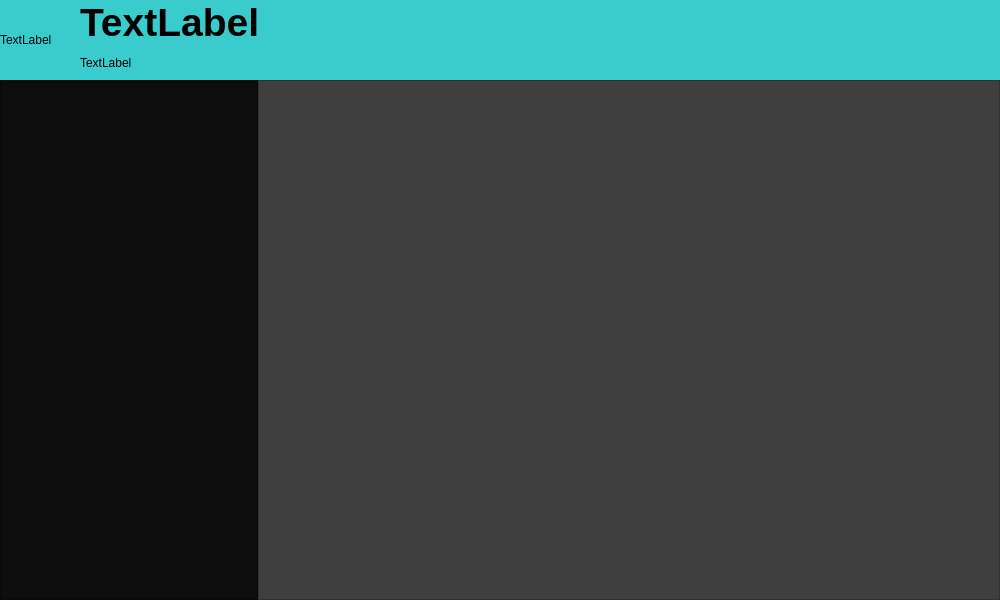
The window that src/ui/mainwindow.ui (freegroup/HoruCNC) describes before a commit, drawn with Qt 5.
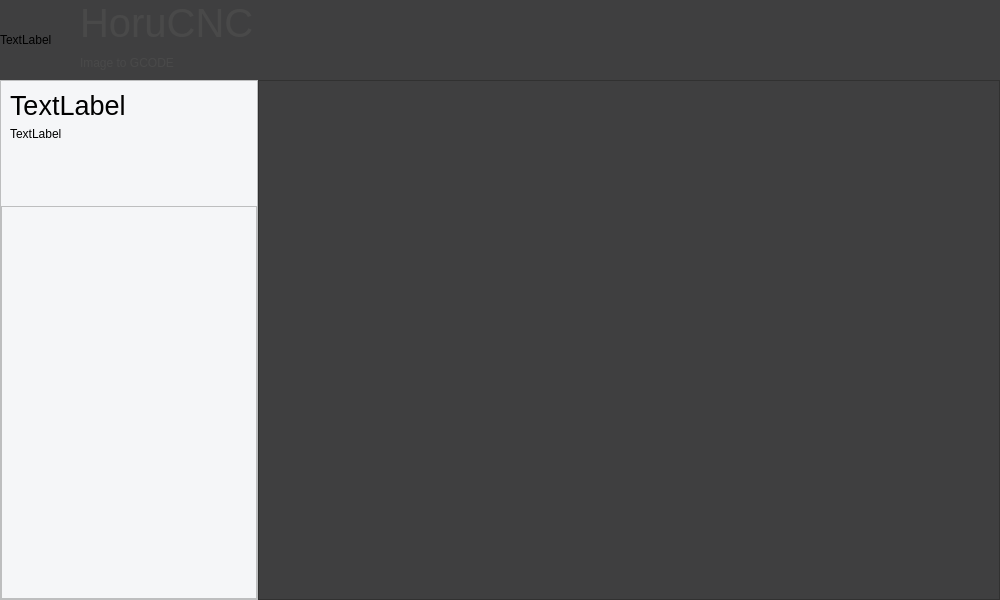
The same window after the commit.

```diff
--- a/src/ui/mainwindow.ui
+++ b/src/ui/mainwindow.ui
@@ -54,7 +54,9 @@
        </size>
       </property>
       <property name="styleSheet">
-       <string notr="true">background-color: rgb(38, 37, 38);</string>
+       <string notr="true">background: qlineargradient(x1: 0, y1: 0, x2: 0, y2: 1,
+                                stop: 0 rgb(248, 248, 248), stop: 1 rgb(206, 205, 206));
+</string>
       </property>
       <property name="frameShape">
        <enum>QFrame::NoFrame</enum>
@@ -96,7 +98,7 @@
           </size>
          </property>
          <property name="styleSheet">
-          <string notr="true">background-color: rgb(58, 204, 204);</string>
+          <string notr="true">background: transparent;</string>
          </property>
          <property name="frameShape">
           <enum>QFrame::NoFrame</enum>
@@ -143,7 +145,13 @@
            </widget>
           </item>
           <item>
-           <widget class="QFrame" name="frame_pipelineselect_text">
+           <widget class="QFrame" name="frame_text">
+            <property name="styleSheet">
+             <string notr="true">
+QLabel {
+   color: rgb(73, 73, 73);
+}</string>
+            </property>
             <property name="frameShape">
              <enum>QFrame::NoFrame</enum>
             </property>
@@ -167,37 +175,21 @@
               <number>0</number>
              </property>
              <item>
-              <widget class="QLabel" name="label_pipelinetitle">
-               <property name="sizePolicy">
-                <sizepolicy hsizetype="Expanding" vsizetype="Preferred">
-                 <horstretch>0</horstretch>
-                 <verstretch>0</verstretch>
-                </sizepolicy>
-               </property>
+              <widget class="QLabel" name="label_title">
                <property name="font">
                 <font>
-                 <pointsize>29</pointsize>
-                 <weight>75</weight>
-                 <italic>false</italic>
-                 <bold>true</bold>
-                 <stylestrategy>PreferAntialias</stylestrategy>
+                 <pointsize>30</pointsize>
                 </font>
                </property>
                <property name="text">
-                <string>TextLabel</string>
+                <string>HoruCNC</string>
                </property>
               </widget>
              </item>
              <item>
-              <widget class="QLabel" name="label_pipelinedesc">
-               <property name="sizePolicy">
-                <sizepolicy hsizetype="Expanding" vsizetype="Preferred">
-                 <horstretch>0</horstretch>
-                 <verstretch>0</verstretch>
-                </sizepolicy>
-               </property>
+              <widget class="QLabel" name="label_desciption">
                <property name="text">
-                <string>TextLabel</string>
+                <string>Image to GCODE</string>
                </property>
               </widget>
              </item>
@@ -258,7 +250,7 @@
           </size>
          </property>
          <property name="styleSheet">
-          <string notr="true">background-color: rgb(14, 14, 14);</string>
+          <string notr="true">background-color: rgb(245, 246, 248);</string>
          </property>
          <property name="frameShape">
           <enum>QFrame::StyledPanel</enum>
@@ -282,10 +274,72 @@
           <property name="bottomMargin">
            <number>0</number>
           </property>
+          <item>
+           <widget class="QWidget" name="widget" native="true">
+            <property name="sizePolicy">
+             <sizepolicy hsizetype="Minimum" vsizetype="Minimum">
+              <horstretch>0</horstretch>
+              <verstretch>0</verstretch>
+             </sizepolicy>
+            </property>
+            <layout class="QVBoxLayout" name="verticalLayout_4">
+             <item>
+              <widget class="QLabel" name="label_pipelinetitle">
+               <property name="sizePolicy">
+                <sizepolicy hsizetype="Minimum" vsizetype="Minimum">
+                 <horstretch>0</horstretch>
+                 <verstretch>0</verstretch>
+                </sizepolicy>
+               </property>
+               <property name="font">
+                <font>
+                 <pointsize>20</pointsize>
+                 <weight>50</weight>
+                 <italic>false</italic>
+                 <bold>false</bold>
+                 <stylestrategy>PreferAntialias</stylestrategy>
+                </font>
+               </property>
+               <property name="text">
+                <string>TextLabel</string>
+               </property>
+              </widget>
+             </item>
+             <item>
+              <widget class="QLabel" name="label_pipelinedesc">
+               <property name="sizePolicy">
+                <sizepolicy hsizetype="Minimum" vsizetype="Minimum">
+                 <horstretch>0</horstretch>
+                 <verstretch>0</verstretch>
+                </sizepolicy>
+               </property>
+               <property name="minimumSize">
+                <size>
+                 <width>0</width>
+                 <height>70</height>
+                </size>
+               </property>
+               <property name="styleSheet">
+                <string notr="true"/>
+               </property>
+               <property name="text">
+                <string>TextLabel</string>
+               </property>
+               <property name="alignment">
+                <set>Qt::AlignLeading|Qt::AlignLeft|Qt::AlignTop</set>
+               </property>
+               <property name="wordWrap">
+                <bool>true</bool>
+               </property>
+              </widget>
+             </item>
+            </layout>
+           </widget>
+          </item>
           <item>
            <widget class="QListView" name="list_filters">
             <property name="sizePolicy">
-             <sizepolicy hsizetype="Minimum" vsizetype="Expanding">
+             <sizepolicy hsizetype="Minimum" vsizetype="MinimumExpanding">
               <horstretch>0</horstretch>
               <verstretch>0</verstretch>
              </sizepolicy>
@@ -297,7 +351,27 @@
              </size>
             </property>
             <property name="styleSheet">
-             <string notr="true">color:white;</string>
+             <string notr="true">QListView {
+    show-decoration-selected: 1; /* make the selection span the entire width of the view */
+}
+
+QListView::item {
+	color: rgb(139, 139, 139);
+}
+
+QListView::item:selected {
+}
+
+
+QListView::item:selected {
+    background: qlineargradient(x1: 0, y1: 0, x2: 0, y2: 1,
+                                stop: 0 rgb(233, 246, 254), stop: 1 rgb(221, 235, 243));
+}
+
+QListView::item:hover {
+    background: qlineargradient(x1: 0, y1: 0, x2: 0, y2: 1,
+                                stop: 0 rgba(233, 246, 254, 224), stop: 1 rgba(225, 239, 247, 217));
+}</string>
             </property>
            </widget>
           </item>
```
